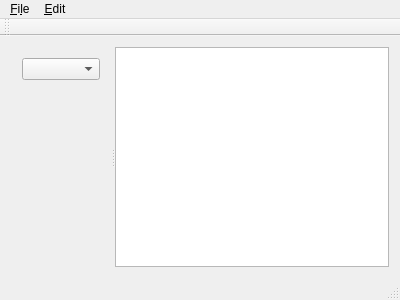
Before: the Qt Designer form mainwindow.ui in PLLUG-Community-C-Qt-Roadmap/menu_editor, drawn with Qt 5.
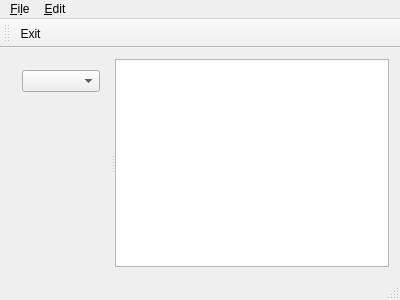
After: the same form once the commit is applied.

Commit message: Implemented exit action.

Patch:
```diff
--- a/mainwindow.ui
+++ b/mainwindow.ui
@@ -70,6 +70,7 @@
    <attribute name="toolBarBreak">
     <bool>false</bool>
    </attribute>
+   <addaction name="action_Exit"/>
   </widget>
   <widget class="QStatusBar" name="statusBar"/>
   <action name="action_Open">
```
Left out of the diff: 22 changed lines with no effect on the pictures.
